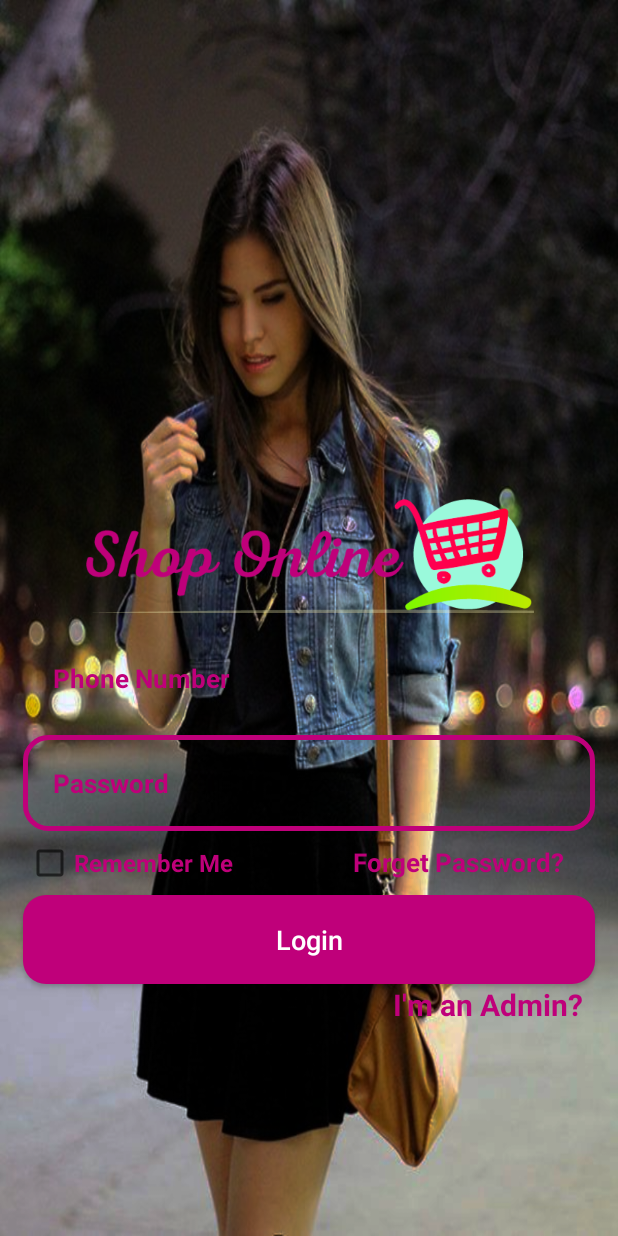
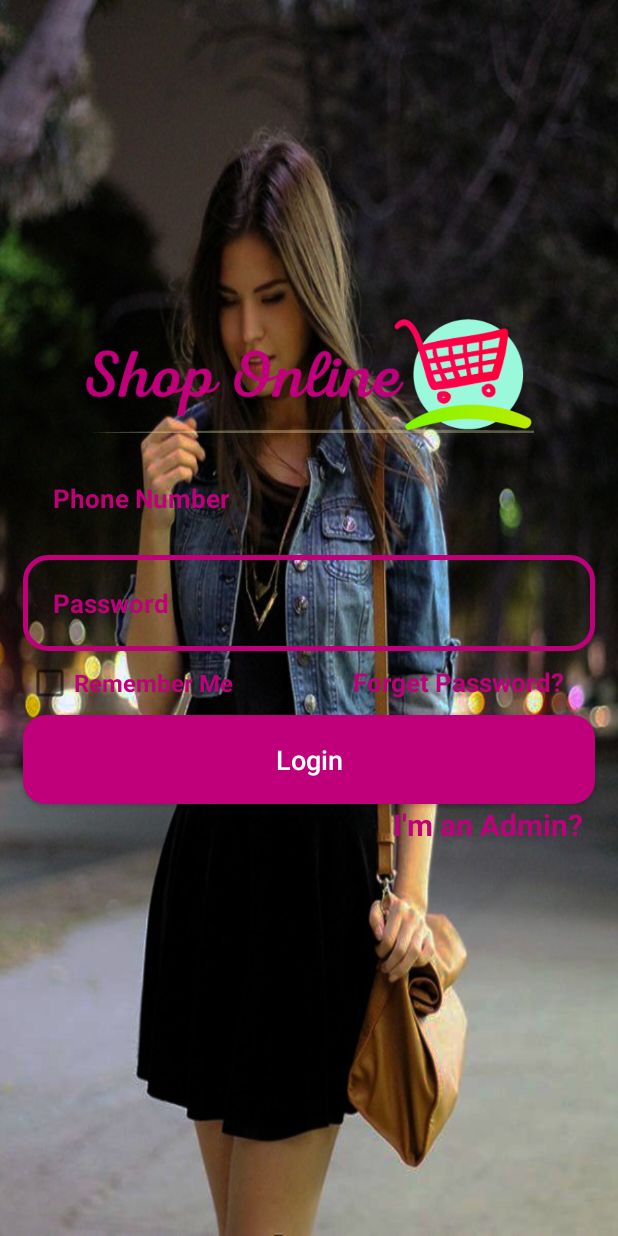
Before and after one commit to ismail-ru-cse-39/ECommerceSmileEShop, an Android app: the LoginActivity screen opened directly, with no data from a screen before it, on a phone screen of 412 x 824 dp. Run offline under Robolectric (Android 15) with nearby library versions, the phone set to English and light mode, and no system bars; plain views replace CheckBox.

Commit message:
Login button is made worked and widget height in login page is adjusted.

```diff
--- a/SmileECom/app/src/main/res/layout/activity_login.xml
+++ b/SmileECom/app/src/main/res/layout/activity_login.xml
@@ -14,7 +14,7 @@
         android:layout_height="100dp"
         android:src="@drawable/applogo"
         android:layout_centerHorizontal="true"
-        android:layout_marginTop="320dp"
+        android:layout_marginTop="200dp"
         />
 
     <EditText
```
Also changed, not shown: SmileECom/app/src/main/java/com/example/smileecom/MainActivity.java (+12 -0 lines), 2 other files.
